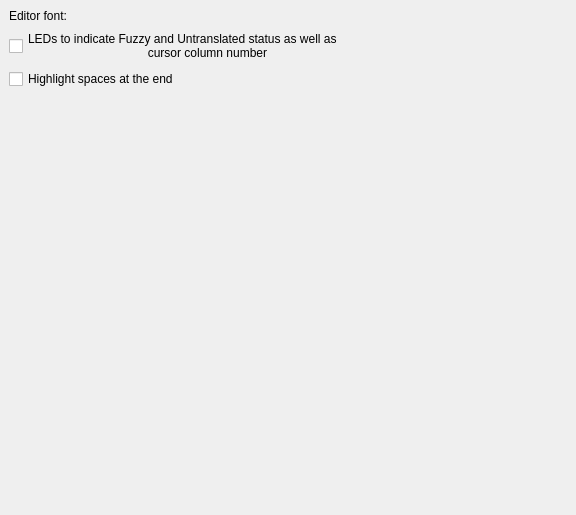
Qt form src/prefs/prefs_appearance.ui (KDE/lokalize) before a commit.
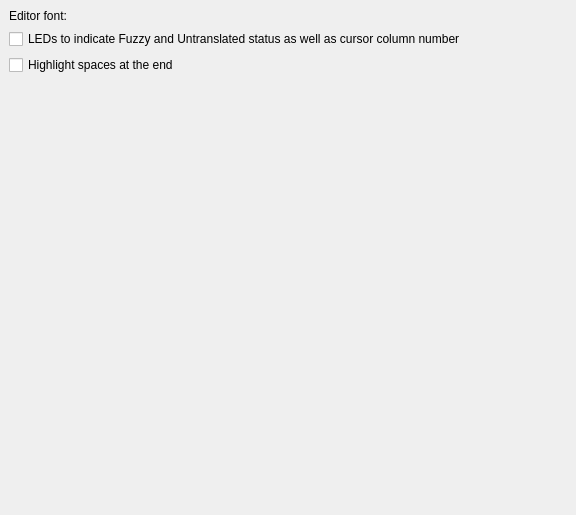
The same form after that commit. Custom widgets are drawn as their Qt base class.

Patch:
```diff
--- a/src/prefs/prefs_appearance.ui
+++ b/src/prefs/prefs_appearance.ui
@@ -60,8 +60,7 @@
                                     be displayed.</string>
                             </property>
                             <property name="text">
-                                <string>LEDs to indicate Fuzzy and Untranslated status as well as
-                                    cursor column number</string>
+                                <string>LEDs to indicate Fuzzy and Untranslated status as well as cursor column number</string>
                             </property>
                         </widget>
                     </item>
```
Left out of the diff: 11 changed lines with no effect on the pictures.
